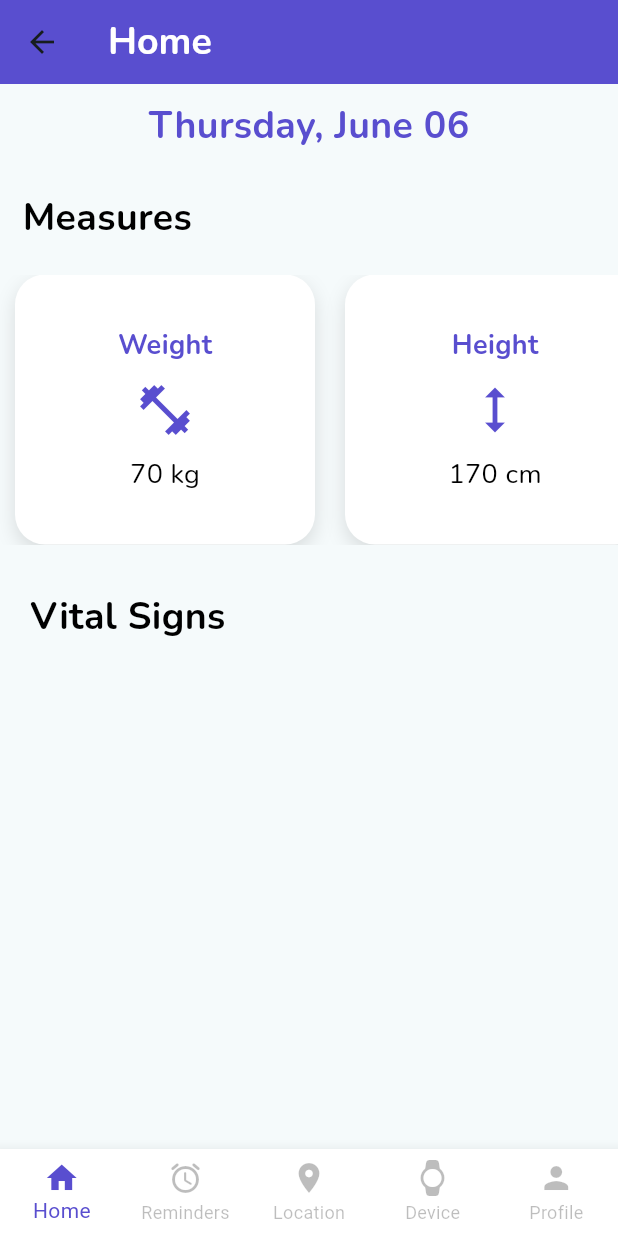
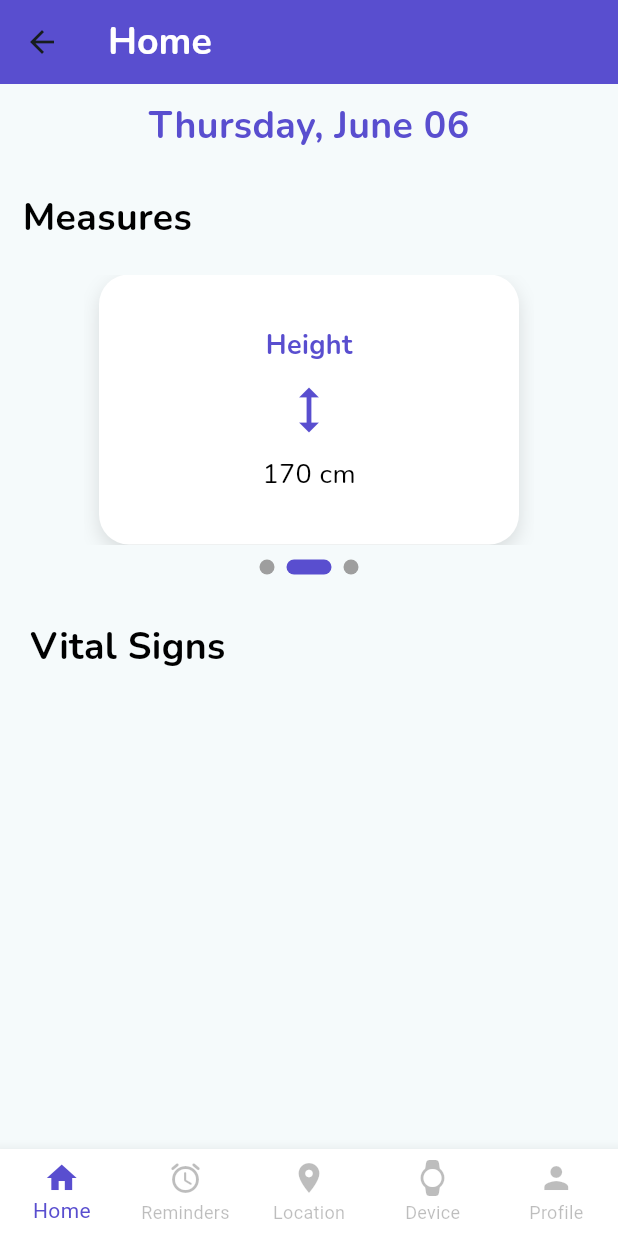
Before and after one commit to OneUp-WS71/mobile-application, a Flutter app: the HomeScreen screen opened directly, on a phone screen of 412 x 824 dp. Run offline on Flutter 3.47's test engine with Material 3 defaults, Android fonts, the phone set to English and light mode, and no system bars; drawn by our look-alikes of smooth_page_indicator; our stand-ins replace animated_splash_screen, carousel_slider.

```diff
--- a/lib/common/widgets/navigation_bar.dart
+++ b/lib/common/widgets/navigation_bar.dart
@@ -1,6 +1,6 @@
 
 import 'package:flutter/material.dart';
-import 'package:mobile_application/config/menu/menu.dart';
+import 'package:mobile_application/common/config/menu/menu.dart';
 import 'package:mobile_application/common/styles/styles.dart';
 
 class NavigationMenu extends StatefulWidget {
--- a/lib/dataManagment/presentation/home/home_screen.dart
+++ b/lib/dataManagment/presentation/home/home_screen.dart
@@ -4,9 +4,18 @@ import 'package:mobile_application/common/widgets/custom_app_bar.dart';
 import 'package:intl/intl.dart';
 import 'package:mobile_application/dataManagment/presentation/widgets/measure_box.dart';
 import 'package:mobile_application/common/widgets/navigation_bar.dart';
+import 'package:carousel_slider/carousel_slider.dart';
+import 'package:smooth_page_indicator/smooth_page_indicator.dart';
 
-class HomeScreen extends StatelessWidget {
+class HomeScreen extends StatefulWidget {
   const HomeScreen({Key? key}) : super(key: key);
+
+  @override
+  _HomeScreenState createState() => _HomeScreenState();
+}
+class _HomeScreenState extends State<HomeScreen> {
+  var _indicatorSlider = 1;
+  final _pageController = PageController(initialPage: 1);
 
   @override
   Widget build(BuildContext context) {
@@ -48,10 +57,19 @@ class HomeScreen extends StatelessWidget {
             ),
           ),
           const SizedBox(height: 5),
+          Column(
+            children: [
               SizedBox(
                 height: 180,
-            child: ListView(
+                width: 300,
+                child: PageView(
+                  controller: _pageController,
                   scrollDirection: Axis.horizontal,
+                  onPageChanged: (index) {
+                    setState(() {
+                      _indicatorSlider = index;
+                    });
+                  },
                   children: const [
                     MeasureBox(
                       title: 'Weight',
@@ -69,32 +87,21 @@ class HomeScreen extends StatelessWidget {
                       value: '24.2',
                     ),
                   ],
-
-            )
                 ),
-
-          //tabBar decorativo
-         /* Container(
-            height: 10,
-            child: DefaultTabController(
-              length: 3,
-              child: TabBar(
-                indicator: BoxDecoration(
-                  color: Styles.primaryColor,
-                  borderRadius: BorderRadius.circular(10),
               ),
-                indicatorSize: TabBarIndicatorSize.tab,
-                labelColor: Colors.white,
-                unselectedLabelColor: Colors.transparent,
-                tabs: const [
-                  Tab(text:''),
-                  Tab(text:''),
-                  Tab(text:''),
+              const SizedBox(height: 10),
+              SmoothPageIndicator(
+                controller: _pageController,
+                count: 3,
+                effect: ExpandingDotsEffect(
+                  activeDotColor: Styles.primaryColor,
+                  dotColor: Colors.grey,
+                  dotWidth: 10,
+                  dotHeight: 10,
+                ),
+              ),
             ],
           ),
-            ),
-            ),*/
-
           const SizedBox(height: 10),
           Container(
             padding: const EdgeInsets.all(20),
--- a/pubspec.yaml
+++ b/pubspec.yaml
@@ -37,6 +37,8 @@ dependencies:
   cupertino_icons: ^1.0.2
   animated_splash_screen: ^1.3.0
   intl: ^0.19.0
+  carousel_slider: ^4.2.1
+  smooth_page_indicator: ^1.1.0
 
 dev_dependencies:
   flutter_test:
```
Also changed, not shown: lib/common/config/menu/menu.dart (renamed from lib/config/menu/menu.dart), pubspec.lock. Lines whose indentation alone changed are shown as unchanged.
